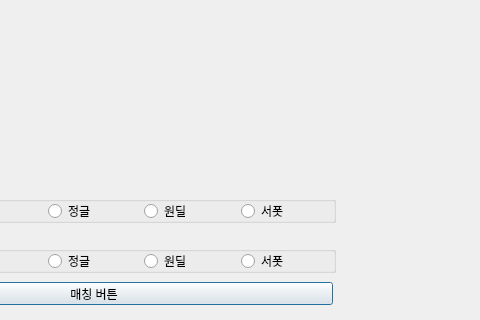
First picture: the form in gui/secdialog.ui, repository CAU-OSS-2019/team-project-team17, before the edit; both pictures show x 155 to 635 and y 108 to 428 of the 635 by 428 pixel window.
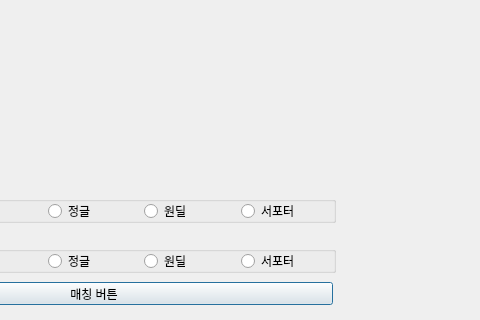
Second picture: the form after the edit.

What changed in the file:
```diff
--- a/gui/secdialog.ui
+++ b/gui/secdialog.ui
@@ -186,7 +186,7 @@
      <item>
       <widget class="QRadioButton" name="Suppot1">
        <property name="text">
-        <string>서폿</string>
+        <string>서포터</string>
        </property>
       </widget>
      </item>
@@ -246,7 +246,7 @@
      <item>
       <widget class="QRadioButton" name="Suppot2">
        <property name="text">
-        <string>서폿</string>
+        <string>서포터</string>
        </property>
       </widget>
      </item>
```
